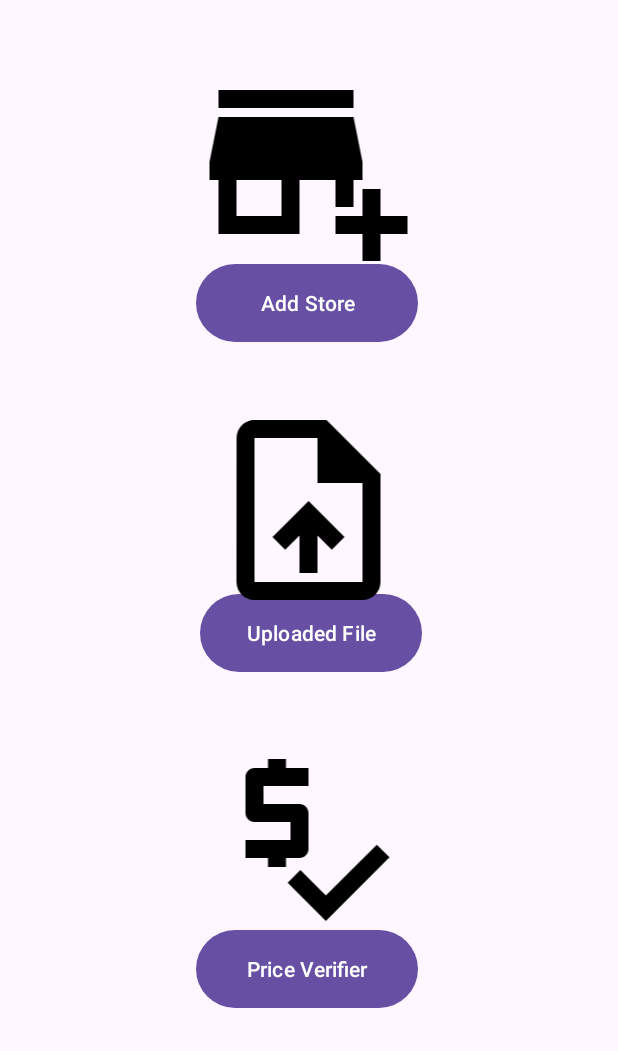
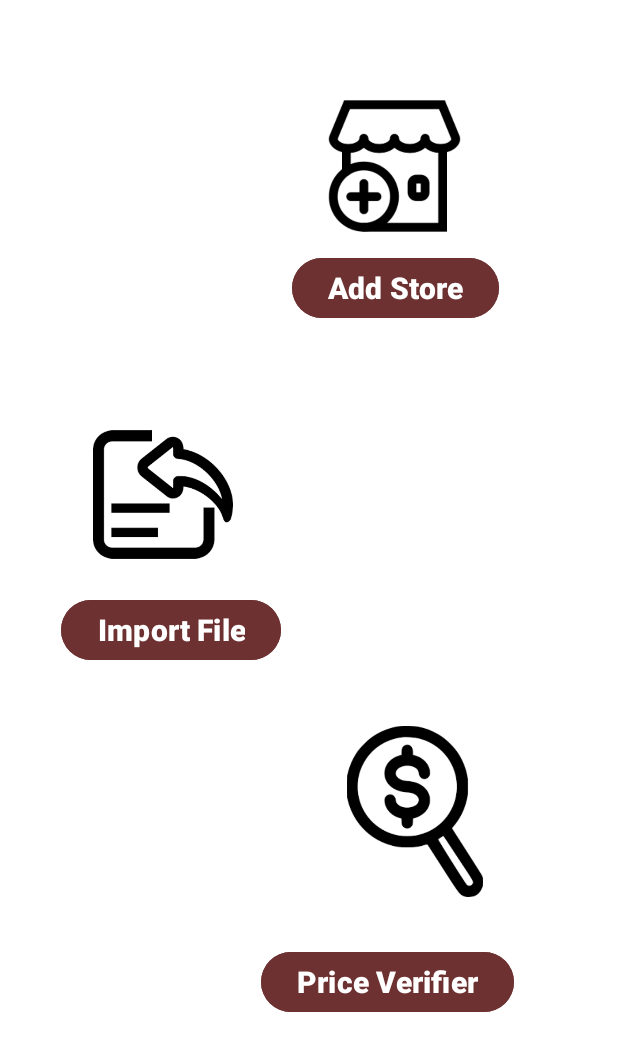
Before and after one commit to OJTBCS/PriceVerifier4, an Android app: the screen it shows after launch (MainActivity), on a phone screen of 412 x 824 dp. Shown: the top 1051 px of the screen. Run offline under Robolectric (Android 15) with nearby library versions, the phone set to English and light mode, and no system bars.

Commit message:
change ui

```diff
--- a/app/src/main/java/com/example/priceverifier/MainActivity.java
+++ b/app/src/main/java/com/example/priceverifier/MainActivity.java
@@ -14,7 +14,7 @@ public class MainActivity extends AppCompatActivity {
         super.onCreate(savedInstanceState);
         setContentView(R.layout.activity_main);
 
-        Button btnImport = findViewById(R.id.btnImport);
+        Button btnImport = findViewById(R.id.importFileButton);
         btnImport.setOnClickListener(new View.OnClickListener() {
             @Override
             public void onClick(View v) {
--- a/app/src/main/res/layout/activity_main.xml
+++ b/app/src/main/res/layout/activity_main.xml
@@ -4,72 +4,87 @@
     xmlns:tools="http://schemas.android.com/tools"
     android:layout_width="match_parent"
     android:layout_height="match_parent"
+    android:background="@color/white"
     tools:context=".MainActivity">
 
+    <ImageView
+        android:id="@+id/imageView"
+        android:layout_width="147dp"
+        android:layout_height="93dp"
+        android:layout_marginTop="64dp"
+        app:layout_constraintEnd_toEndOf="parent"
+        app:layout_constraintHorizontal_bias="0.715"
+        app:layout_constraintStart_toStartOf="parent"
+        app:layout_constraintTop_toTopOf="parent"
+        app:srcCompat="@drawable/addstore" />
 
     <Button
-        android:id="@+id/btnConfig"
-        android:layout_width="148dp"
-        android:layout_height="60dp"
-        android:layout_marginTop="172dp"
-        android:text="Add Store"
+        android:id="@+id/importFileButton"
+        android:layout_width="wrap_content"
+        android:layout_height="wrap_content"
+        android:layout_marginTop="180dp"
+        android:backgroundTint="#6E3131"
+        android:fontFamily="sans-serif-black"
+        android:onClick="onConfigurationButtonClick"
+        android:text="Import File"
+        android:textSize="20sp"
+        app:layout_constraintBottom_toTopOf="@+id/imageView3"
         app:layout_constraintEnd_toEndOf="parent"
-        app:layout_constraintHorizontal_bias="0.496"
+        app:layout_constraintHorizontal_bias="0.153"
         app:layout_constraintStart_toStartOf="parent"
-        app:layout_constraintTop_toTopOf="parent" />
+        app:layout_constraintTop_toBottomOf="@+id/configurationButton"
+        app:layout_constraintVertical_bias="0.0" />
 
     <Button
-        android:id="@+id/btnPriceVerify"
-        android:layout_width="148dp"
-        android:layout_height="60dp"
-        android:layout_marginTop="616dp"
-        android:text="Price Verifier"
+        android:id="@+id/configurationButton"
+        android:layout_width="wrap_content"
+        android:layout_height="wrap_content"
+        android:layout_marginTop="168dp"
+        android:backgroundTint="#6E3131"
+        android:fontFamily="sans-serif-black"
+        android:text="Add Store"
+        android:textSize="20sp"
         app:layout_constraintEnd_toEndOf="parent"
-        app:layout_constraintHorizontal_bias="0.494"
-        app:layout_constraintStart_toStartOf="parent"
-        app:layout_constraintTop_toTopOf="parent" />
-
-    <Button
-        android:id="@+id/btnImport"
-        android:layout_width="148dp"
-        android:layout_height="60dp"
-        android:layout_marginTop="392dp"
-        android:text="Uploaded File"
-        app:layout_constraintEnd_toEndOf="parent"
-        app:layout_constraintHorizontal_bias="0.505"
+        app:layout_constraintHorizontal_bias="0.71"
         app:layout_constraintStart_toStartOf="parent"
         app:layout_constraintTop_toTopOf="parent" />
 
     <ImageView
-        android:id="@+id/imageView"
-        android:layout_width="150dp"
-        android:layout_height="144dp"
-        android:layout_marginTop="36dp"
+        android:id="@+id/imageView2"
+        android:layout_width="93dp"
+        android:layout_height="115dp"
+        android:layout_marginTop="56dp"
         app:layout_constraintEnd_toEndOf="parent"
-        app:layout_constraintHorizontal_bias="0.498"
+        app:layout_constraintHorizontal_bias="0.194"
         app:layout_constraintStart_toStartOf="parent"
-        app:layout_constraintTop_toTopOf="parent"
-        app:srcCompat="@drawable/baseline_add_business_24" />
+        app:layout_constraintTop_toBottomOf="@+id/configurationButton"
+        app:srcCompat="@drawable/importfile" />
 
-    <ImageView
-        android:id="@+id/imageView2"
-        android:layout_width="150dp"
-        android:layout_height="144dp"
-        android:layout_marginTop="36dp"
+    <Button
+        android:id="@+id/priceVerifierButton"
+        android:layout_width="wrap_content"
+        android:layout_height="wrap_content"
+        android:backgroundTint="#6E3131"
+        android:fontFamily="sans-serif-black"
+        android:text="Price Verifier"
+        android:textSize="20sp"
+        app:layout_constraintBottom_toBottomOf="parent"
         app:layout_constraintEnd_toEndOf="parent"
-        app:layout_constraintHorizontal_bias="0.498"
+        app:layout_constraintHorizontal_bias="0.715"
         app:layout_constraintStart_toStartOf="parent"
-        app:layout_constraintTop_toBottomOf="@+id/btnConfig"
-        app:srcCompat="@drawable/baseline_upload_file_24" />
+        app:layout_constraintTop_toBottomOf="@+id/imageView3"
+        app:layout_constraintVertical_bias="0.185" />
 
     <ImageView
         android:id="@+id/imageView3"
-        android:layout_width="150dp"
-        android:layout_height="144dp"
-        android:layout_marginTop="36dp"
+        android:layout_width="100dp"
+        android:layout_height="114dp"
+        android:layout_marginTop="268dp"
         app:layout_constraintEnd_toEndOf="parent"
-        app:layout_constraintHorizontal_bias="0.498"
+        app:layout_constraintHorizontal_bias="0.726"
         app:layout_constraintStart_toStartOf="parent"
-        app:layout_constraintTop_toBottomOf="@+id/btnImport"
-        app:srcCompat="@drawable/baseline_price_check_24" />
+        app:layout_constraintTop_toBottomOf="@+id/configurationButton"
+        app:srcCompat="@drawable/pricecheck" />
+
+
 </androidx.constraintlayout.widget.ConstraintLayout>
```
Also changed, not shown: app/src/main/res/drawable/addstore.png (added), app/src/main/res/drawable/importfile.png (added), app/src/main/res/drawable/pricecheck.png (added).
